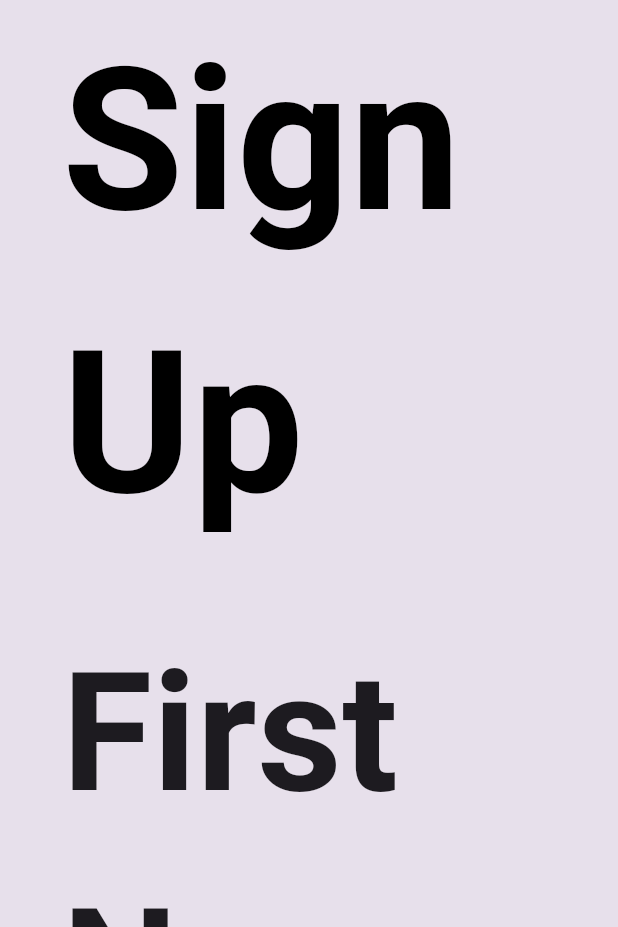
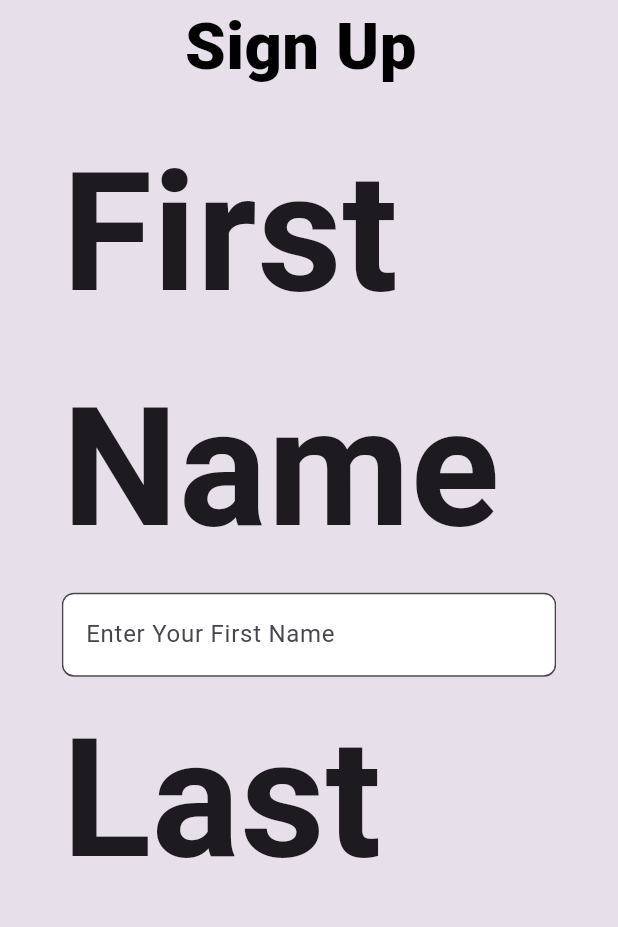
Before and after one commit to Trackpi/to_do_app, a Flutter app: the screen it shows after launch, on a phone screen of 412 x 824 dp, the part 309-1236 px from its top. Run offline on Flutter 3.47's test engine with Material 3 defaults, Android fonts, the phone set to English and light mode, and no system bars; our stand-ins replace easy_date_timeline, gap, percent_indicator, sizer.

```diff
--- a/lib/views/sign_up_screen/signup_screen.dart
+++ b/lib/views/sign_up_screen/signup_screen.dart
@@ -1,7 +1,9 @@
 // today's work for rosemary
 import 'package:flutter/material.dart';
 import 'package:sizer/sizer.dart';
+import 'package:to_do_app/constants/constants.dart';
 import 'package:to_do_app/views/home_screen/home_screen.dart';
+import 'package:to_do_app/views/widgets/textwidget.dart';
 
 class SignupScreen extends StatefulWidget {
   const SignupScreen({super.key});
@@ -27,7 +29,7 @@ class _SignupScreenState extends State<SignupScreen> {
         padding: EdgeInsets.symmetric(horizontal: Adaptive.w(10)),
         child: ListView(
           children: [
-            // SizedBox(height: Adaptive.h(5)),
+
             Center(
               child: Image.asset(
                 'assets/images/logo.png',
@@ -35,19 +37,17 @@ class _SignupScreenState extends State<SignupScreen> {
                 height: Adaptive.h(25),
               ),
             ),
-            //  _buildTitle('Sign Up', screenWidth),
+
             Center(
-              child: Text(
-                'Sign Up',
-                style: TextStyle(
-                  fontSize: Adaptive.dp(.30),
-                  color: Colors.black,
-                  fontWeight: FontWeight.bold,
+              child:
+              Textwid(
+                  text: "Sign Up ",
+                  size: 27,
+                  textBold: FontWeight.w800,
                 ),
-              ),
             ),
-            SizedBox(height: Adaptive.h(4)),
-            CustomTextField(
+           gapLarge,
+           CustomTextField(
               controller: firstNameController,
               label: 'First Name',
               hintText: 'Enter Your First Name',
@@ -78,14 +78,16 @@ class _SignupScreenState extends State<SignupScreen> {
                     onChanged: (value) =>
                         setState(() => selectedGender = value),
                   ),
-                  SizedBox(width: Adaptive.w(.70)),
+
+                 gap,
                   GenderRadio(
                     gender: 'Female',
                     selectedGender: selectedGender,
                     onChanged: (value) =>
                         setState(() => selectedGender = value),
                   ),
-                  SizedBox(width: Adaptive.w(.70)),
+
+                gap,
                   GenderRadio(
                     gender: 'Other',
                     selectedGender: selectedGender,
@@ -95,7 +97,8 @@ class _SignupScreenState extends State<SignupScreen> {
                 ],
               ),
             ),
-            SizedBox(height: Adaptive.h(7)),
+
+           gapXL,
 
             SignUpButton(
               onPressed: () {
@@ -109,14 +112,15 @@ class _SignupScreenState extends State<SignupScreen> {
               },
             ),
 
-            SizedBox(height: Adaptive.h(10)),
+
+            gapXL
           ],
         ),
       ),
     );
   }
 
-  Widget _buildTitle(String text) {
+ Widget _buildTitle(String text) {
     return Padding(
       padding: const EdgeInsets.only(top: 9.0, bottom: 4),
       child: Text(
@@ -192,7 +196,8 @@ class CustomTextField extends StatelessWidget {
             fontWeight: FontWeight.bold,
           ),
         ),
-        SizedBox(height: Adaptive.h(1)),
+      //  SizedBox(height: Adaptive.h(1)),
+      gap,
         TextField(
           controller: controller,
           decoration: InputDecoration(
@@ -205,7 +210,8 @@ class CustomTextField extends StatelessWidget {
             ),
           ),
         ),
-        SizedBox(height: Adaptive.h(1.5)),
+     //   SizedBox(height: Adaptive.h(1.5)),
+     gap,
       ],
     );
   }
--- a/pubspec.yaml
+++ b/pubspec.yaml
@@ -37,6 +37,8 @@ dependencies:
   provider: ^6.1.2
   sizer: ^3.0.5
   gap: ^3.0.1
+  percent_indicator: ^4.2.4
+  easy_date_timeline: ^2.0.6
 
 dev_dependencies:
   flutter_test:
```
Also changed, not shown: lib/views/home_screen/home_screen.dart (+74 -0 lines), lib/views/splash_screen/splash_screen.dart (+18 -22 lines), pubspec.lock.
